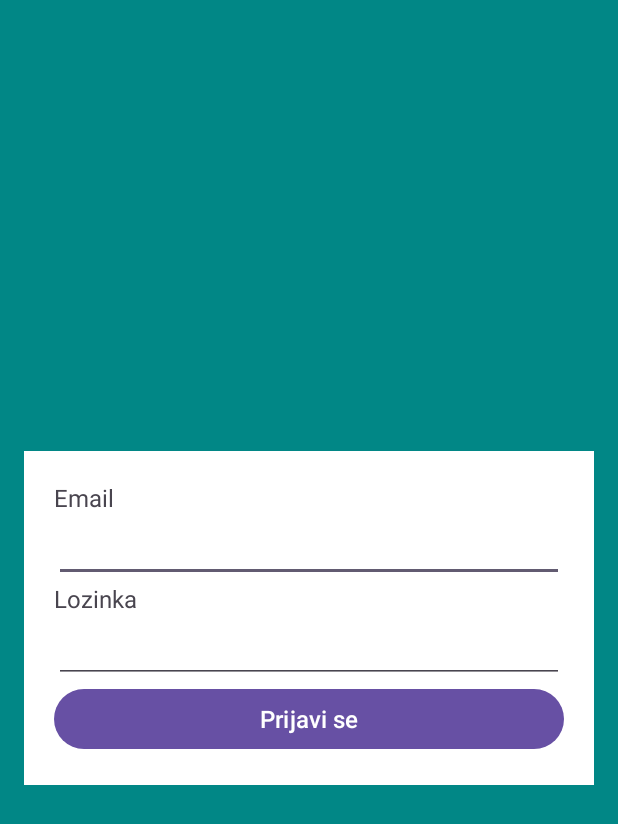
After one commit to MilosNesh/e2-ma-tim19-2025, an Android app: the LoginActivity screen opened directly, with no data from a screen before it, on a phone screen of 412 x 824 dp. The commit adds this screen. Shown: the top 824 px of the screen. Run offline under Robolectric (Android 15) with nearby library versions, the phone set to English and light mode, and no system bars.

Commit message:
feat: implemented login

```diff
--- a/app/build.gradle
+++ b/app/build.gradle
@@ -27,6 +27,9 @@ android {
         sourceCompatibility JavaVersion.VERSION_11
         targetCompatibility JavaVersion.VERSION_11
     }
+    buildFeatures {
+        viewBinding true
+    }
 }
 
 dependencies {
--- /dev/null
+++ b/app/src/main/java/com/example/habitgame/activities/LoginActivity.java
@@ -0,0 +1,69 @@
+package com.example.habitgame.activities;
+
+import android.content.Intent;
+import android.os.Bundle;
+import android.util.Log;
+import android.view.View;
+import android.widget.Button;
+import android.widget.EditText;
+import android.widget.Toast;
+
+import androidx.activity.EdgeToEdge;
+import androidx.appcompat.app.AppCompatActivity;
+import androidx.core.graphics.Insets;
+import androidx.core.view.ViewCompat;
+import androidx.core.view.WindowInsetsCompat;
+
+import com.example.habitgame.MainActivity;
+import com.example.habitgame.R;
+import com.example.habitgame.databinding.ActivityLoginBinding;
+import com.example.habitgame.repositories.AccountRepository;
+
+public class LoginActivity extends AppCompatActivity {
+
+    private ActivityLoginBinding binding;
+    private EditText emailEditText, passwordEditText;
+    private Button loginButton;
+    @Override
+    protected void onCreate(Bundle savedInstanceState) {
+        super.onCreate(savedInstanceState);
+
+        binding = ActivityLoginBinding.inflate(getLayoutInflater());
+        setContentView(binding.getRoot());
+
+        emailEditText = binding.email;
+        passwordEditText = binding.password;
+        loginButton = binding.loginButton;
+
+    }
+
+    @Override
+    protected void onResume(){
+        super.onResume();
+
+        loginButton.setOnClickListener(new View.OnClickListener() {
+           @Override
+           public void onClick(View view) {
+                handleLogin();
+           }
+       }
+        );
+    }
+
+    private  void handleLogin(){
+        AccountRepository accountRepository = new AccountRepository();
+        accountRepository.selectByEmail(String.valueOf(emailEditText.getText()))
+                .addOnSuccessListener(account -> {
+                    if (account != null && account.getPassword().equals(String.valueOf(passwordEditText.getText()))) {
+                        Intent intent = new Intent(LoginActivity.this, MainActivity.class);
+                        startActivity(intent);
+                    }
+                    else {
+                        Toast.makeText(LoginActivity.this, "Prijava nije uspjela. Pogresan email ili lozinka", Toast.LENGTH_SHORT).show();
+                    }
+                })
+                .addOnFailureListener(e -> {
+                    Log.e("Error", "Neuspješno dohvaćanje accounta", e);
+                });
+    }
+}
--- /dev/null
+++ b/app/src/main/res/layout/activity_login.xml
@@ -0,0 +1,59 @@
+<?xml version="1.0" encoding="utf-8"?>
+<RelativeLayout xmlns:android="http://schemas.android.com/apk/res/android"
+    android:layout_width="match_parent"
+    android:layout_height="match_parent"
+    android:orientation="vertical"
+    android:background="@color/teal_700"
+    android:padding="16dp">
+
+    <LinearLayout
+        android:layout_centerInParent="true"
+        android:layout_width="match_parent"
+        android:layout_height="wrap_content"
+        android:orientation="vertical"
+        android:background="@color/white"
+        android:layout_marginTop="100dp"
+        android:padding="20dp"
+        >
+
+        <TextView
+            android:id="@+id/email_label"
+            android:layout_width="wrap_content"
+            android:layout_height="match_parent"
+            android:layout_weight="1"
+            android:text="@string/email"
+            android:textSize="16sp" />
+
+        <EditText
+            android:id="@+id/email"
+            android:layout_width="match_parent"
+            android:layout_height="wrap_content"
+            android:layout_weight="1"
+            android:ems="1"
+            android:inputType="textEmailAddress" />
+
+        <TextView
+            android:id="@+id/password_label"
+            android:layout_width="wrap_content"
+            android:layout_height="wrap_content"
+            android:layout_weight="1"
+            android:textSize="16sp"
+            android:text="@string/password" />
+
+        <EditText
+            android:id="@+id/password"
+            android:layout_width="match_parent"
+            android:layout_height="wrap_content"
+            android:layout_weight="1"
+            android:ems="10"
+            android:inputType="textPassword" />
+
+        <Button
+            android:id="@+id/login_button"
+            android:layout_width="match_parent"
+            android:layout_height="wrap_content"
+            android:layout_weight="1"
+            android:textSize="16sp"
+            android:text="@string/login" />
+    </LinearLayout>
+</RelativeLayout>
```
Also changed, not shown: app/src/main/AndroidManifest.xml (+5 -4 lines), app/src/main/java/com/example/habitgame/activities/RegistrationActivity.java (+20 -12 lines), app/src/main/java/com/example/habitgame/repositories/AccountRepository.java (+25 -0 lines), app/src/main/res/layout/activity_registration.xml (+4 -8 lines), 1 other file.
